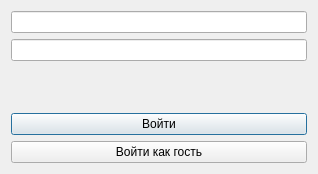
Above: ui/authorization.ui from 3xploit1/pots before the change. Below: the same form after it.
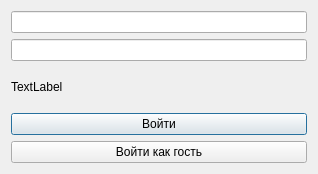
That is the form after the change.

```diff
--- a/ui/authorization.ui
+++ b/ui/authorization.ui
@@ -30,21 +30,15 @@
      </item>
     </layout>
    </item>
+   <item>
+    <widget class="QLabel" name="label">
+     <property name="text">
+      <string>TextLabel</string>
+     </property>
+    </widget>
+   </item>
    <item>
     <layout class="QVBoxLayout" name="verticalLayout_2">
-     <item>
-      <spacer name="verticalSpacer">
-       <property name="orientation">
-        <enum>Qt::Vertical</enum>
-       </property>
-       <property name="sizeHint" stdset="0">
-        <size>
-         <width>20</width>
-         <height>40</height>
-        </size>
-       </property>
-      </spacer>
-     </item>
      <item>
       <widget class="QPushButton" name="btn_log_in">
        <property name="text">
```
